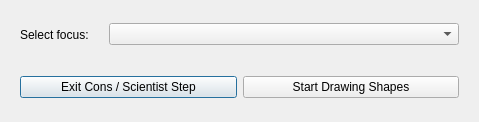
First picture: the form in cobi_loreto/Interview/selectconsscience.ui, repository Ecotrust/openoceanmap-desktop, before the edit.
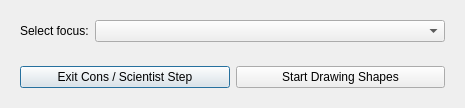
Second picture: the form after the edit.

```diff
--- a/cobi_loreto/Interview/selectconsscience.ui
+++ b/cobi_loreto/Interview/selectconsscience.ui
@@ -6,8 +6,8 @@
    <rect>
     <x>0</x>
     <y>0</y>
-    <width>479</width>
-    <height>122</height>
+    <width>454</width>
+    <height>105</height>
    </rect>
   </property>
   <property name="windowTitle" >
```
